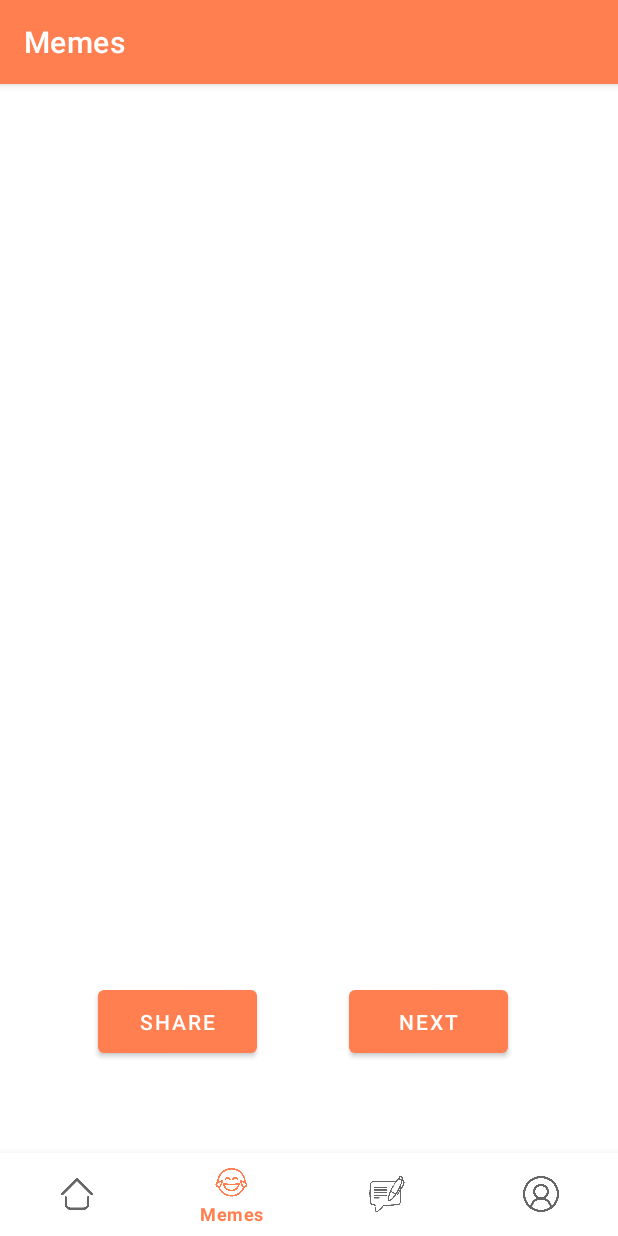
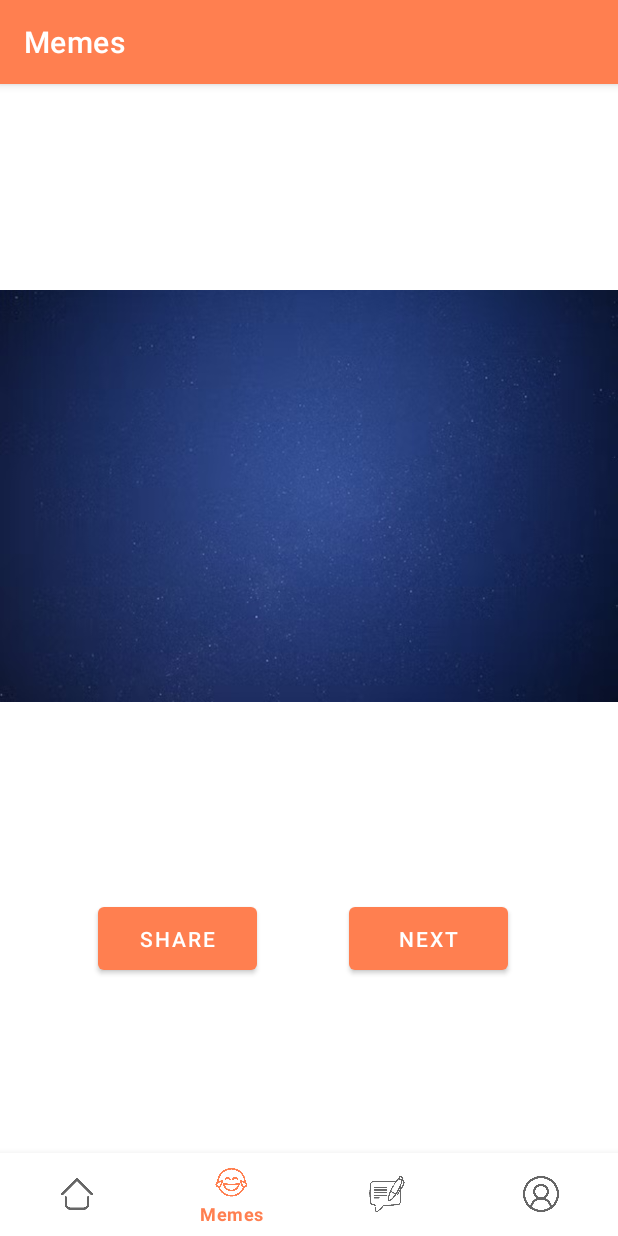
Before and after one commit to sanyam12/StreamOfThought, an Android app: the MemeFragment screen opened through its navigation route, on a phone screen of 412 x 824 dp. Run offline under Robolectric (Android 15) with nearby library versions, the phone set to English and light mode, and no system bars; our stand-ins replace Volley, navigation-ui; pictures from the network do not load.

Commit message:
meme page working

```diff
--- a/app/src/main/java/com/unravel/streamofthought/ui/blog/BlogFragment.kt
+++ b/app/src/main/java/com/unravel/streamofthought/ui/blog/BlogFragment.kt
@@ -61,10 +61,6 @@ class BlogFragment : Fragment() {
                 }
             }
 
-        val refersh: FloatingActionButton = view.findViewById(R.id.floatingActionButton)
-        refersh.setOnClickListener{
-            adapter.notifyDataSetChanged()
-        }
 
 
 
--- a/app/src/main/java/com/unravel/streamofthought/ui/meme/DataMeme.kt
+++ b/app/src/main/java/com/unravel/streamofthought/ui/meme/DataMeme.kt
@@ -1,3 +1,5 @@
 package com.unravel.streamofthought.ui.meme
 
-data class DataMeme(val currentImageUrl: String)
+import com.android.volley.toolbox.JsonObjectRequest
+
+data class DataMeme(val currentImageUrl: JsonObjectRequest)
--- a/app/src/main/java/com/unravel/streamofthought/ui/meme/MemeFragment.kt
+++ b/app/src/main/java/com/unravel/streamofthought/ui/meme/MemeFragment.kt
@@ -1,5 +1,6 @@
 package com.unravel.streamofthought.ui.meme
 
+import android.content.Context
 import android.content.Intent
 import android.os.Bundle
 import androidx.fragment.app.Fragment
@@ -15,6 +16,7 @@ import android.graphics.Bitmap
 import com.android.volley.*
 import com.android.volley.toolbox.*
 import android.graphics.BitmapFactory
+import android.icu.text.RelativeDateTimeFormatter
 import android.widget.ImageView
 import java.io.IOException
 import java.io.InputStream
@@ -23,14 +25,20 @@ import java.net.URL
 import android.os.Build
 import android.os.StrictMode
 import android.os.StrictMode.ThreadPolicy
+import android.provider.ContactsContract
+import androidx.recyclerview.widget.LinearLayoutManager
+import androidx.recyclerview.widget.RecyclerView
 import com.bumptech.glide.Glide
+import com.unravel.streamofthought.ui.blog.BlogAdapter
+import com.unravel.streamofthought.ui.blog.PostDB
 import pl.droidsonroids.gif.GifImageView
 
 class MemeFragment : Fragment() {
     private lateinit var memeFragmentViewModel: MemeFragmentViewModel
     private var _binding: FragmentMemeBinding? = null
     private val binding get() = _binding!!
-    private var currentImageUrl: String? = null
+    private lateinit var currentImageUrl: String
+
 
     override fun onCreateView(
         inflater: LayoutInflater, container: ViewGroup?,
@@ -47,20 +55,39 @@ class MemeFragment : Fragment() {
 
     override fun onViewCreated(view: View, savedInstanceState: Bundle?) {
         super.onViewCreated(view, savedInstanceState)
-        loadMeme(view)
+        val queue: RequestQueue = Volley.newRequestQueue(context)
+//        queue.add(loadMeme(view))
+//
+//
+//        val shareBt: Button = view.findViewById(R.id.shareButton)
+//        shareBt.setOnClickListener{shareMeme(it)}
+//
+//        val nextBt: Button = view.findViewById(R.id.nextButton)
+//        nextBt.setOnClickListener{
+//            queue.add(loadMeme(view))
+//        }
 
-        val shareBt: Button = view.findViewById(R.id.shareButton)
-        shareBt.setOnClickListener{shareMeme(it)}
+        val list: ArrayList<DataMeme> = arrayListOf()
+        for (i in 1..5)
+        {
+            Toast.makeText(activity, i.toString(), Toast.LENGTH_SHORT).show()
+            list.add(DataMeme(loadMeme(view)))
+        }
+        Toast.makeText(context, list.size.toString(), Toast.LENGTH_SHORT).show()
 
-        val nextBt: Button = view.findViewById(R.id.nextButton)
-        nextBt.setOnClickListener{ loadMeme(view) }
+
+
+
+
+
     }
 
-    private fun loadMeme(view: View) {
+
+    private fun loadMeme(view: View):JsonObjectRequest {
         // Instantiate the RequestQueue.
        // val progressBar = view.findViewById<ProgressBar>(R.id.progressBar)
         //progressBar.visibility = View.VISIBLE
-        val queue = Volley.newRequestQueue(activity)
+        val queue:RequestQueue = Volley.newRequestQueue(context)
         val ImageUrl = "https://meme-api.herokuapp.com/gimme"
 
 
@@ -69,16 +96,21 @@ class MemeFragment : Fragment() {
             Request.Method.GET, ImageUrl, null,
             { response ->
                 currentImageUrl = response.getString("url")
-                val memeImage = view.findViewById<GifImageView>(R.id.gifmeme)
+                //list.add(DataMeme(currentImageUrl))
+                val memeImage = view.findViewById<ImageView>(R.id.memeImage)
                 activity?.let {
-                    Glide.with(it).load(currentImageUrl).into(memeImage)
+                    //Glide.with(it).load(currentImageUrl).into(memeImage)
                 }
+                //Toast.makeText(activity, currentImageUrl, Toast.LENGTH_SHORT).show()
+
             },
             {
                 Toast.makeText(activity, "Something went wrong", Toast.LENGTH_LONG).show()
             })
         // Add the request to the RequestQueue.
-        queue.add(jsonObjectRequest)
+        //queue.add(jsonObjectRequest)
+        return jsonObjectRequest
+        //Toast.makeText(activity,jsonObjectRequest.body, Toast.LENGTH_SHORT).show()
     }
 
     private fun shareMeme(view: View) {
--- a/app/src/main/res/layout/fragment_meme.xml
+++ b/app/src/main/res/layout/fragment_meme.xml
@@ -5,27 +5,28 @@
     android:layout_width="match_parent"
     android:layout_height="match_parent"
     tools:context=".ui.meme.MemeFragment"
-    android:background="@color/white">
+    android:background="@color/white"
+    android:paddingBottom="55dp">
 
-<!--    <ImageView-->
-<!--        android:id="@+id/memeImage"-->
+    <ImageView
+        android:id="@+id/memeImage"
+        android:layout_width="match_parent"
+        android:layout_height="wrap_content"
+        android:layout_marginTop="84dp"
+        android:layout_marginBottom="77dp"
+        android:src="@drawable/background"
+        app:layout_constraintBottom_toTopOf="@+id/shareButton"
+        app:layout_constraintStart_toStartOf="parent"
+        app:layout_constraintTop_toTopOf="parent" />
+
+<!--    <pl.droidsonroids.gif.GifImageView-->
+<!--        android:id="@+id/gifmeme"-->
 <!--        android:layout_width="match_parent"-->
 <!--        android:layout_height="wrap_content"-->
-<!--        android:layout_marginTop="84dp"-->
-<!--        android:layout_marginBottom="77dp"-->
-<!--        android:src="@drawable/background"-->
 <!--        app:layout_constraintBottom_toTopOf="@+id/shareButton"-->
+<!--        app:layout_constraintEnd_toEndOf="parent"-->
 <!--        app:layout_constraintStart_toStartOf="parent"-->
 <!--        app:layout_constraintTop_toTopOf="parent" />-->
-
-    <pl.droidsonroids.gif.GifImageView
-        android:id="@+id/gifmeme"
-        android:layout_width="match_parent"
-        android:layout_height="wrap_content"
-        app:layout_constraintBottom_toTopOf="@+id/shareButton"
-        app:layout_constraintEnd_toEndOf="parent"
-        app:layout_constraintStart_toStartOf="parent"
-        app:layout_constraintTop_toTopOf="parent" />
 
     <Button
         android:id="@+id/shareButton"
@@ -48,4 +49,30 @@
         app:layout_constraintEnd_toEndOf="parent"
         app:layout_constraintHorizontal_bias="0.453"
         app:layout_constraintStart_toEndOf="@+id/shareButton" />
+
+
+<!--    <androidx.recyclerview.widget.RecyclerView-->
+<!--        android:id="@+id/memeRecycle"-->
+<!--        android:layout_width="match_parent"-->
+<!--        android:layout_height="match_parent"-->
+<!--        app:layout_constraintEnd_toEndOf="parent"-->
+<!--        android:layout_marginHorizontal="5dp"-->
+<!--        app:layout_constraintStart_toStartOf="parent"-->
+<!--        app:layout_constraintTop_toTopOf="parent" />-->
+
+<!--    <ImageView-->
+<!--        android:id="@+id/imageView"-->
+<!--        android:layout_width="186dp"-->
+<!--        android:layout_height="159dp"-->
+<!--        android:src="@drawable/home"-->
+<!--        app:layout_constraintStart_toStartOf="parent"-->
+<!--        app:layout_constraintTop_toTopOf="parent" />-->
+
+<!--    <Button-->
+<!--        android:id="@+id/button4"-->
+<!--        android:layout_width="wrap_content"-->
+<!--        android:layout_height="wrap_content"-->
+<!--        android:text="Button"-->
+<!--        app:layout_constraintStart_toStartOf="parent"-->
+<!--        app:layout_constraintTop_toBottomOf="@+id/imageView" />-->
 </androidx.constraintlayout.widget.ConstraintLayout>
--- a/app/src/main/res/layout/meme_item.xml
+++ b/app/src/main/res/layout/meme_item.xml
@@ -42,14 +42,14 @@
             app:layout_constraintVertical_bias="0.0"
             app:srcCompat="@drawable/share" />
 
-        <ImageView
-            android:id="@+id/imageView"
+        <pl.droidsonroids.gif.GifImageView
+            android:id="@+id/recyclerImageView"
             android:layout_width="match_parent"
             android:layout_height="wrap_content"
             app:layout_constraintEnd_toEndOf="parent"
             app:layout_constraintStart_toStartOf="parent"
             app:layout_constraintTop_toBottomOf="@+id/userName"
-            tools:srcCompat="@tools:sample/avatars" />
+            tools:srcCompat="@drawable/back" />
 
 
     </androidx.constraintlayout.widget.ConstraintLayout>
--- a/app/src/main/res/layout/splashscreen.xml
+++ b/app/src/main/res/layout/splashscreen.xml
@@ -29,6 +29,7 @@
         android:textAlignment="center"
         android:textColor="#FF7F50"
         android:textSize="33dp"
+        android:gravity="center"
         android:textStyle="bold"
         app:layout_constraintBottom_toBottomOf="@+id/test_anim"
         app:layout_constraintEnd_toEndOf="parent"
```
Also changed, not shown: app/src/main/java/com/unravel/streamofthought/ui/meme/MemeAdapter.kt (added, +53 -0 lines), app/src/main/res/layout/fragment_blog.xml (+0 -12 lines).
